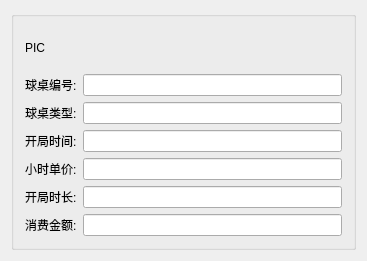
The window that BMS/BMS/Billiards/GuiBilliardsTable.ui (toiime/BMS) describes before a commit, drawn with Qt 5.
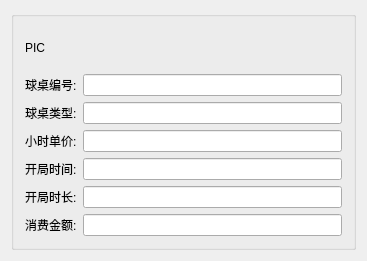
The same window after the commit.

Patch:
```diff
--- a/BMS/BMS/Billiards/GuiBilliardsTable.ui
+++ b/BMS/BMS/Billiards/GuiBilliardsTable.ui
@@ -67,20 +67,6 @@
         </item>
        </layout>
       </item>
-      <item>
-       <layout class="QHBoxLayout" name="horizontalLayout">
-        <item>
-         <widget class="QLabel" name="label_2">
-          <property name="text">
-           <string>开局时间:</string>
-          </property>
-         </widget>
-        </item>
-        <item>
-         <widget class="QLineEdit" name="lineEditBeginTime"/>
-        </item>
-       </layout>
-      </item>
       <item>
        <layout class="QHBoxLayout" name="horizontalLayout_2">
         <item>
@@ -95,6 +81,20 @@
         </item>
        </layout>
       </item>
+      <item>
+       <layout class="QHBoxLayout" name="horizontalLayout">
+        <item>
+         <widget class="QLabel" name="label_2">
+          <property name="text">
+           <string>开局时间:</string>
+          </property>
+         </widget>
+        </item>
+        <item>
+         <widget class="QLineEdit" name="lineEditBeginTime"/>
+        </item>
+       </layout>
+      </item>
       <item>
        <layout class="QHBoxLayout" name="horizontalLayout_3">
         <item>
```
